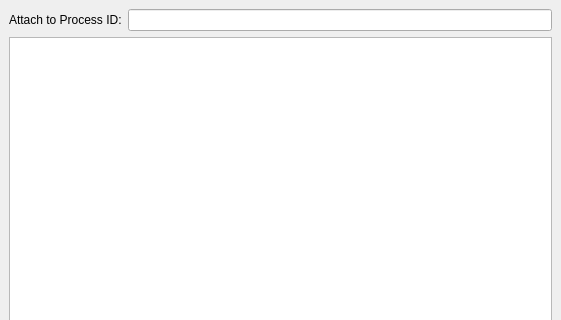
The window that src/plugins/debugger/attachexternaldialog.ui (qt-creator/qt-creator) describes before a commit, drawn with Qt 5; both pictures show x 0 to 561 and y 0 to 320 of the 561 by 866 pixel window.
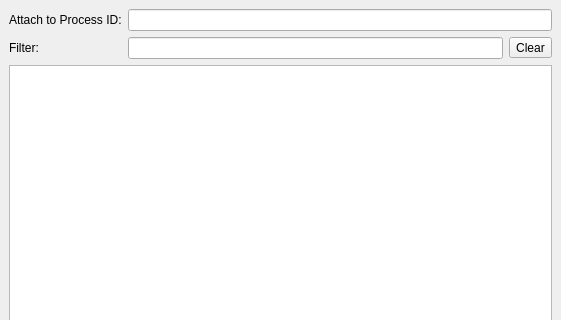
The same window after the commit.

Diff of the .ui file:
```diff
--- a/src/plugins/debugger/attachexternaldialog.ui
+++ b/src/plugins/debugger/attachexternaldialog.ui
@@ -20,16 +20,42 @@
     <number>9</number>
    </property>
    <item>
-    <layout class="QHBoxLayout" name="horizontalLayout" >
-     <item>
-      <widget class="QLabel" name="pidLabel" >
-       <property name="text" >
+    <layout class="QFormLayout" name="formLayout">
+     <item row="0" column="0">
+      <widget class="QLabel" name="pidLabel">
+       <property name="text">
         <string>Attach to Process ID:</string>
        </property>
       </widget>
      </item>
-     <item>
-      <widget class="QLineEdit" name="pidLineEdit" />
+     <item row="0" column="1">
+      <widget class="QLineEdit" name="pidLineEdit"/>
+     </item>
+     <item row="1" column="0">
+      <widget class="QLabel" name="filterLabel">
+       <property name="text">
+        <string>Filter:</string>
+       </property>
+      </widget>
+     </item>
+     <item row="1" column="1">
+      <widget class="QWidget" name="filterWidget" native="true">
+       <layout class="QHBoxLayout" name="horizontalLayout">
+        <property name="margin">
+         <number>0</number>
+        </property>
+        <item>
+         <widget class="QLineEdit" name="filterLineEdit"/>
+        </item>
+        <item>
+         <widget class="QToolButton" name="filterClearToolButton">
+          <property name="text">
+           <string>Clear</string>
+          </property>
+         </widget>
+        </item>
+       </layout>
+      </widget>
      </item>
     </layout>
    </item>
```
Left out of the diff: 29 changed lines with no effect on the pictures.
